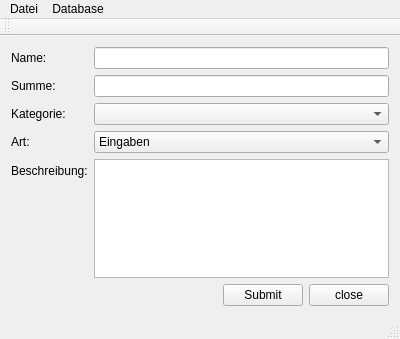
First picture: the form in Haushaltsbuch/mainwindow.ui, repository fschmidt/C--4J, before the edit.
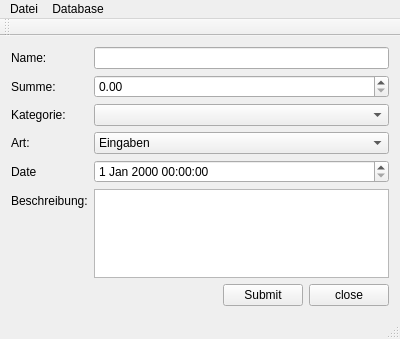
Second picture: the form after the edit.

The edit to the form file:
```diff
--- a/Haushaltsbuch/mainwindow.ui
+++ b/Haushaltsbuch/mainwindow.ui
@@ -28,44 +28,31 @@
     <item row="0" column="1">
      <widget class="QLineEdit" name="lineEdit_name"/>
     </item>
-    <item row="1" column="0">
+    <item row="2" column="0">
      <widget class="QLabel" name="label_summe">
       <property name="text">
        <string>Summe:</string>
       </property>
      </widget>
     </item>
-    <item row="1" column="1">
-     <widget class="QLineEdit" name="lineEdit_summe">
-      <property name="font">
-       <font>
-        <weight>75</weight>
-        <bold>true</bold>
-       </font>
-      </property>
-      <property name="inputMethodHints">
-       <set>Qt::ImhFormattedNumbersOnly</set>
-      </property>
-     </widget>
-    </item>
-    <item row="2" column="0">
+    <item row="4" column="0">
      <widget class="QLabel" name="label_kategorie">
       <property name="text">
        <string>Kategorie:</string>
       </property>
      </widget>
     </item>
-    <item row="2" column="1">
-     <widget class="QComboBox" name="comboBox_kategorie"/>
+    <item row="4" column="1">
+     <widget class="QComboBox" name="comboBox_categorie"/>
     </item>
-    <item row="3" column="0">
+    <item row="5" column="0">
      <widget class="QLabel" name="label_art">
       <property name="text">
        <string>Art:</string>
       </property>
      </widget>
     </item>
-    <item row="3" column="1">
+    <item row="5" column="1">
      <widget class="QComboBox" name="comboBox_art">
       <item>
        <property name="text">
@@ -79,7 +66,10 @@
       </item>
      </widget>
     </item>
-    <item row="5" column="0">
+    <item row="6" column="1">
+     <widget class="QDateTimeEdit" name="dateTimeEdit"/>
+    </item>
+    <item row="7" column="0">
      <widget class="QLabel" name="label_beschreibung">
       <property name="text">
        <string>Beschreibung:</string>
@@ -87,6 +77,9 @@
      </widget>
     </item>
     <item row="7" column="1">
+     <widget class="QTextEdit" name="textEdit_discription"/>
+    </item>
+    <item row="9" column="1">
      <widget class="QWidget" name="widget" native="true">
       <layout class="QHBoxLayout" name="horizontalLayout">
        <property name="margin">
@@ -122,8 +115,15 @@
       </layout>
      </widget>
     </item>
-    <item row="5" column="1">
-     <widget class="QTextEdit" name="textEdit_discription"/>
+    <item row="6" column="0">
+     <widget class="QLabel" name="label_Date">
+      <property name="text">
+       <string>Date</string>
+      </property>
+     </widget>
+    </item>
+    <item row="2" column="1">
+     <widget class="QDoubleSpinBox" name="doubleSpinBox_summe"/>
     </item>
    </layout>
   </widget>
```
Left out of the diff: 24 changed lines with no effect on the pictures.
